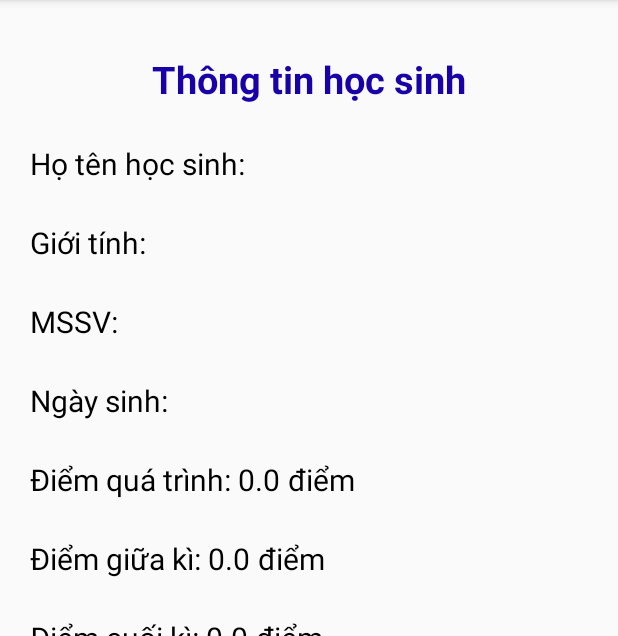
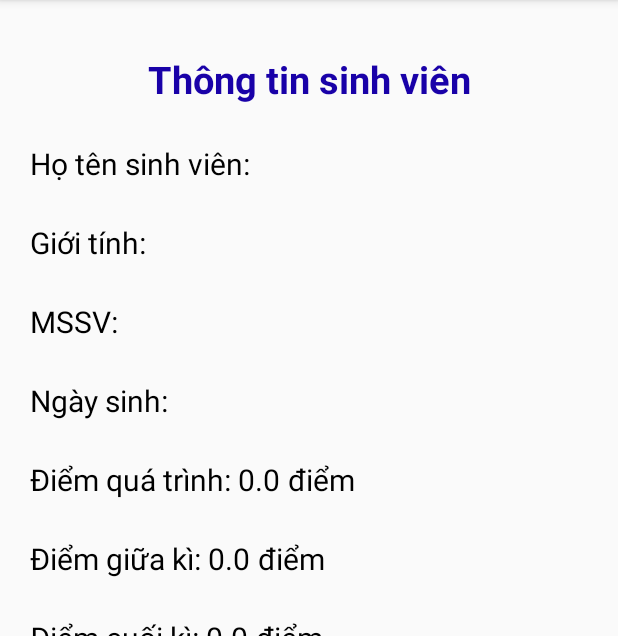
Before and after one commit to iFrancez/QUAN_LI_SINH_VIEN_MB, an Android app: the ActivityInformationStudent screen opened directly, with no data from a screen before it, on a phone screen of 412 x 824 dp, the part 84-720 px from its top. Run offline under Robolectric (Android 15) with nearby library versions, the phone set to English and light mode, and no system bars.

Commit message:
edit text student

```diff
--- a/app/src/main/res/layout/activity_add_student.xml
+++ b/app/src/main/res/layout/activity_add_student.xml
@@ -21,7 +21,7 @@
         android:layout_marginTop="20dp"
         android:layout_gravity="center"
         android:id="@+id/EditTextStudentName"
-        android:hint="Họ tên học sinh"
+        android:hint="Họ tên sinh viên"
         android:layout_width="300dp"
         android:layout_height="60dp"></EditText>
     <TextView
--- a/app/src/main/res/layout/activity_information_student.xml
+++ b/app/src/main/res/layout/activity_information_student.xml
@@ -13,7 +13,7 @@
         android:textStyle="bold"
         android:gravity="center"
         android:textColor="@color/blue"
-        android:text="Thông tin học sinh"
+        android:text="Thông tin sinh viên"
         android:layout_width="match_parent"
         android:layout_height="wrap_content"></TextView>
 
@@ -28,7 +28,7 @@
         <TextView
             android:textColor="#000000"
             android:textSize="20sp"
-            android:text="Họ tên học sinh: "
+            android:text="Họ tên sinh viên: "
             android:layout_width="wrap_content"
             android:layout_height="match_parent"></TextView>
         <TextView
```
